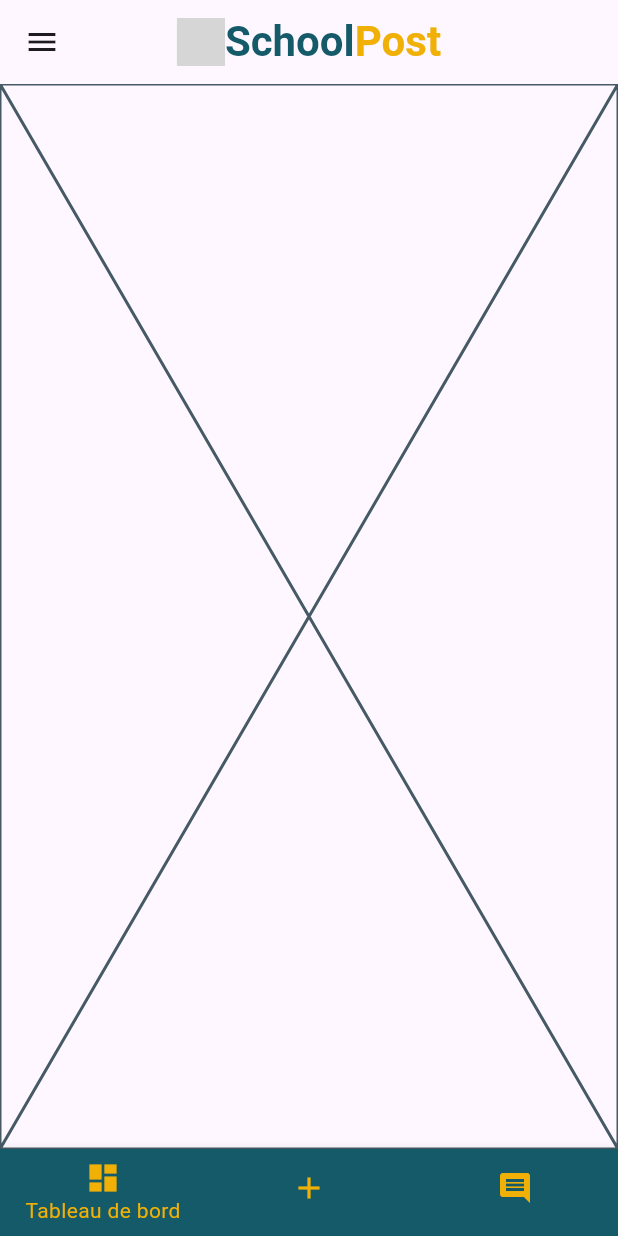
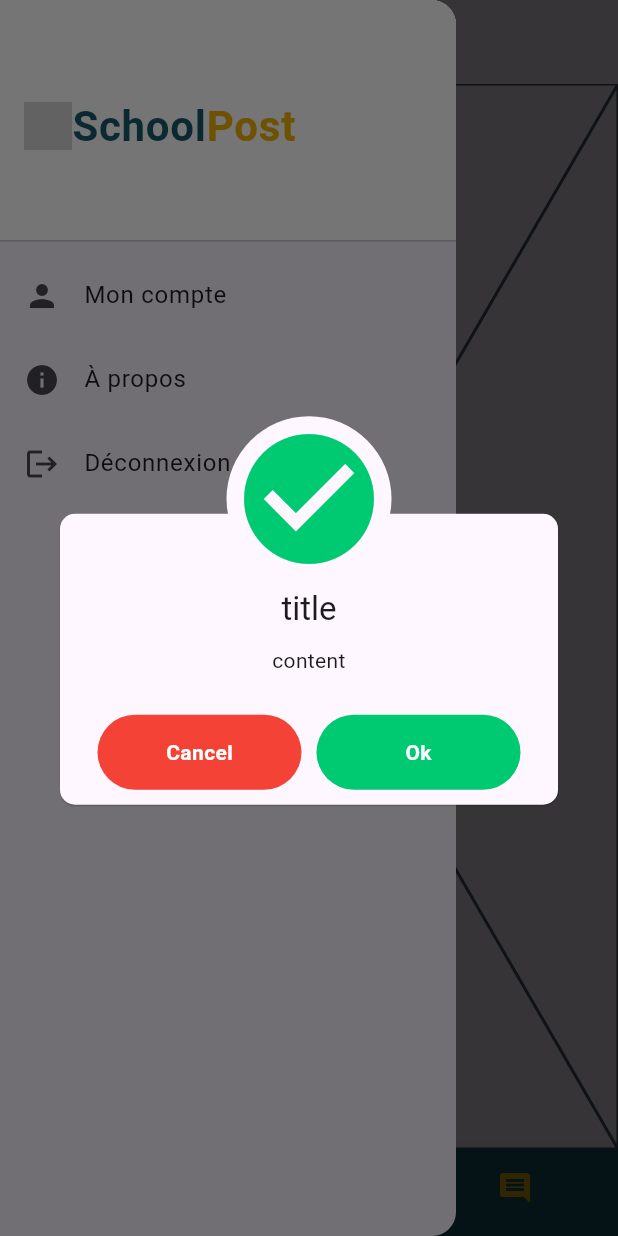
Before and after one commit to sammywasukundi/SchoolPost, a Flutter app: the HomeScreen screen opened directly, in the side drawer, after a tap on "Mon compte", on a phone screen of 412 x 824 dp. Run offline on Flutter 3.47's test engine with Material 3 defaults, Android fonts, the phone set to English and light mode, and no system bars; our stand-ins replace awesome_dialog, icons_plus; missing offline and left inert: flutter_load_kit; grey boxes are pictures that could not be loaded.

Commit message:
use of awesome dialog

```diff
--- /dev/null
+++ b/lib/theme/app_dialog.dart
@@ -0,0 +1,44 @@
+import 'package:awesome_dialog/awesome_dialog.dart';
+import 'package:flutter/material.dart';
+
+void showSuccess(BuildContext context, String title, String content) {
+  AwesomeDialog(
+    context: context,
+    dialogType: DialogType.success,
+    animType: AnimType.rightSlide,
+    title: title,
+    desc: content,
+    btnCancelOnPress: () {
+      Navigator.of(context).pop();
+    },
+    btnOkOnPress: () {},
+  ).show();
+}
+
+void showError(BuildContext context, String title, String content) {
+  AwesomeDialog(
+    context: context,
+    dialogType: DialogType.error,
+    animType: AnimType.rightSlide,
+    title: title,
+    desc: content,
+    btnCancelOnPress: () {
+      Navigator.of(context).pop();
+    },
+    btnOkOnPress: () {},
+  ).show();
+}
+
+void showInfo(BuildContext context, String title, String content) {
+  AwesomeDialog(
+    context: context,
+    dialogType: DialogType.info,
+    animType: AnimType.rightSlide,
+    title: title,
+    desc: content,
+    btnCancelOnPress: () {
+      Navigator.of(context).pop();
+    },
+    btnOkOnPress: () {},
+  ).show();
+}
--- a/lib/view/screens/home_screen.dart
+++ b/lib/view/screens/home_screen.dart
@@ -1,5 +1,6 @@
 import 'package:flutter/material.dart';
 import 'package:school_post/theme/app_colors.dart';
+import 'package:school_post/theme/app_dialog.dart';
 import 'package:school_post/view/screens/add_screen.dart';
 import 'package:school_post/view/screens/communicate_screen.dart';
 import 'package:school_post/view/screens/dash_screen.dart';
@@ -50,21 +51,21 @@ class _HomeScreenState extends State<HomeScreen> {
                 leading: const Icon(Icons.person),
                 title: const Text('Mon compte'),
                 onTap: () {
-                  Navigator.pop(context);
+                  showSuccess(context, 'title', 'content');
                 },
               ),
               ListTile(
                 leading: const Icon(Icons.info),
                 title: const Text('À propos'),
                 onTap: () {
-                  Navigator.pop(context);
+                  showError(context, 'title', 'content');
                 },
               ),
               ListTile(
                 leading: const Icon(Icons.logout),
                 title: const Text('Déconnexion'),
                 onTap: () {
-                  Navigator.pop(context);
+                  showInfo(context, 'Déconnexion', 'Voulez-vous vraiment vous déconnecter ?');
                 },
               ),
             ],
--- a/pubspec.yaml
+++ b/pubspec.yaml
@@ -38,6 +38,8 @@ dependencies:
   flutter_load_kit: ^0.0.2
   heroicons: ^0.11.0
   icons_plus: ^5.0.0
+  panara_dialogs: ^0.1.5
+  awesome_dialog: ^3.2.1
 
 dev_dependencies:
   flutter_test:
```
Also changed, not shown: pubspec.lock, 6 other files.
